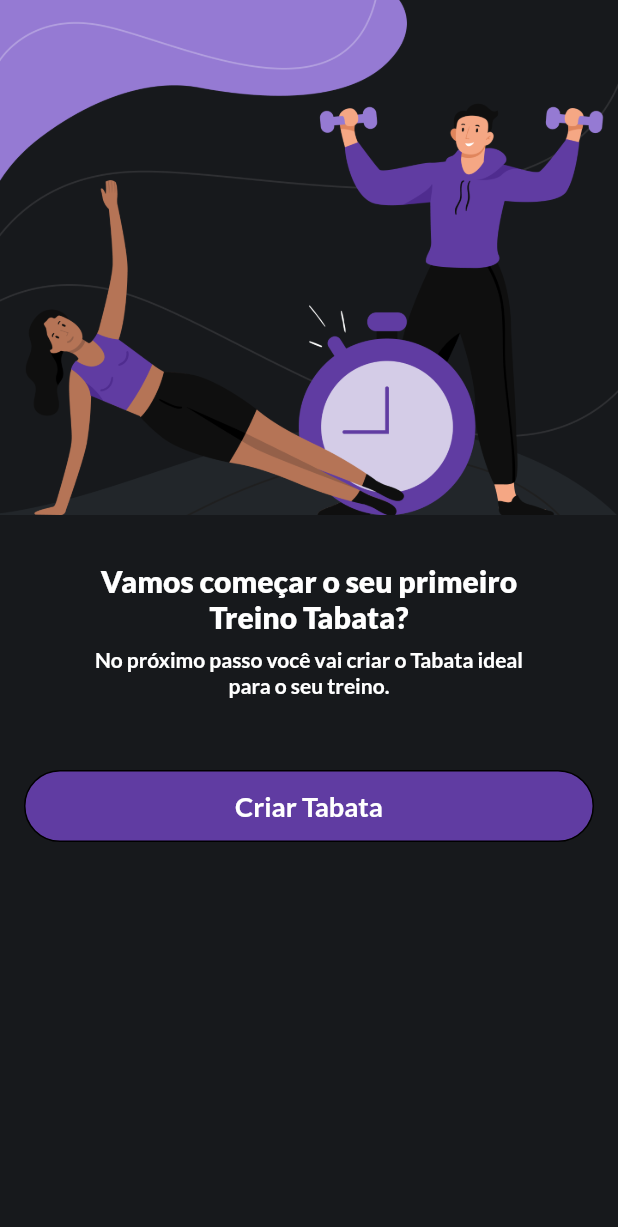
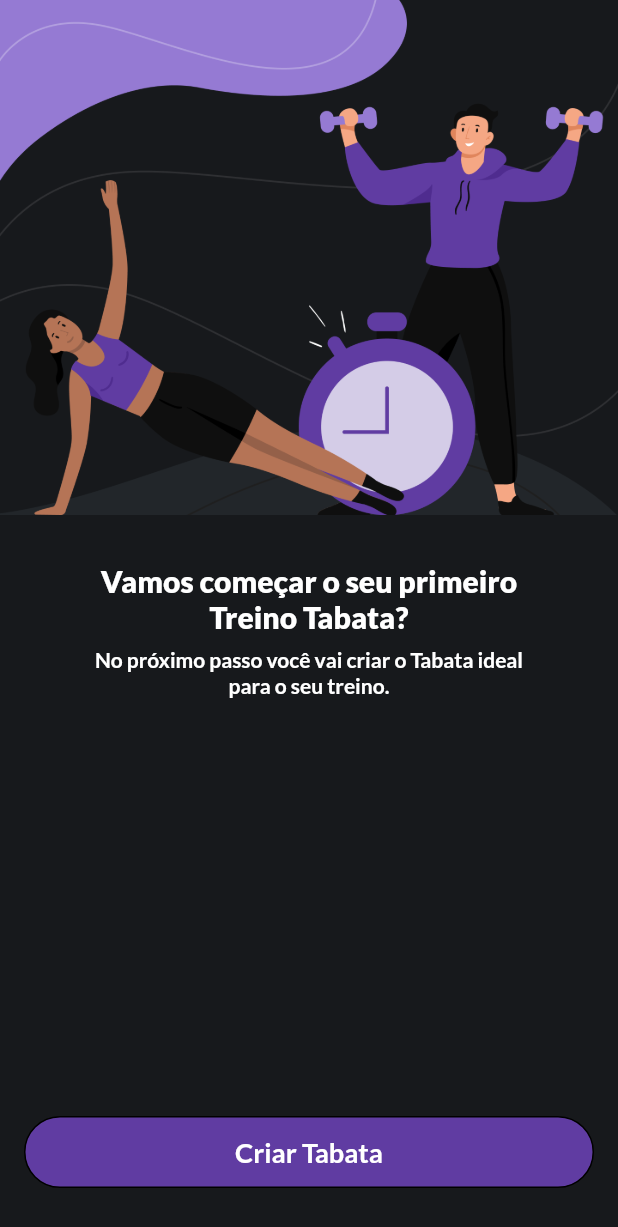
Before and after one commit to paulowalravendev/darth_vaders_tabata, a Flutter app: the screen it shows after launch, on a phone screen of 412 x 824 dp. Shown: the top 1227 px of the screen. Run offline on Flutter 3.47's test engine with Material 2 defaults, Android fonts, the phone set to English and light mode, and no system bars; our stand-ins replace get, google_fonts, lottie.

Commit message:
fix space in first_access_page

```diff
--- a/lib/app/modules/first_access/first_access_page.dart
+++ b/lib/app/modules/first_access/first_access_page.dart
@@ -15,10 +15,9 @@ class FirstAccessPage extends GetView<FirstAccessController> {
       backgroundColor: AppColors.defaultBackgroundColors,
       body: Column(
         children: [
-          SizedBox(
-            child: Image.asset(AssetConsts.FIRST_ACCESS_IMAGE),
-          ),
-          Column(
+          Image.asset(AssetConsts.FIRST_ACCESS_IMAGE),
+          Expanded(
+            child: Column(
               children: [
                 const SizedBox(height: 32),
                 AppTextTheme.Header(
@@ -26,9 +25,12 @@ class FirstAccessPage extends GetView<FirstAccessController> {
                 const SizedBox(height: 8),
                 AppTextTheme.Subtitle(
                     "No próximo passo você vai criar o Tabata ideal\npara o seu treino."),
-              const SizedBox(height: 48),
+                Spacer(),
                 Padding(
-                padding: const EdgeInsets.symmetric(horizontal: 16),
+                  padding: const EdgeInsets.symmetric(
+                    horizontal: 16,
+                    vertical: 32,
+                  ),
                   child: DefaultButtonWidget(
                     onTap: controller.createTabata,
                     label: "Criar Tabata",
@@ -36,6 +38,7 @@ class FirstAccessPage extends GetView<FirstAccessController> {
                 ),
               ],
             ),
+          ),
         ],
       ),
     );
```
Lines whose indentation alone changed are shown as unchanged.
